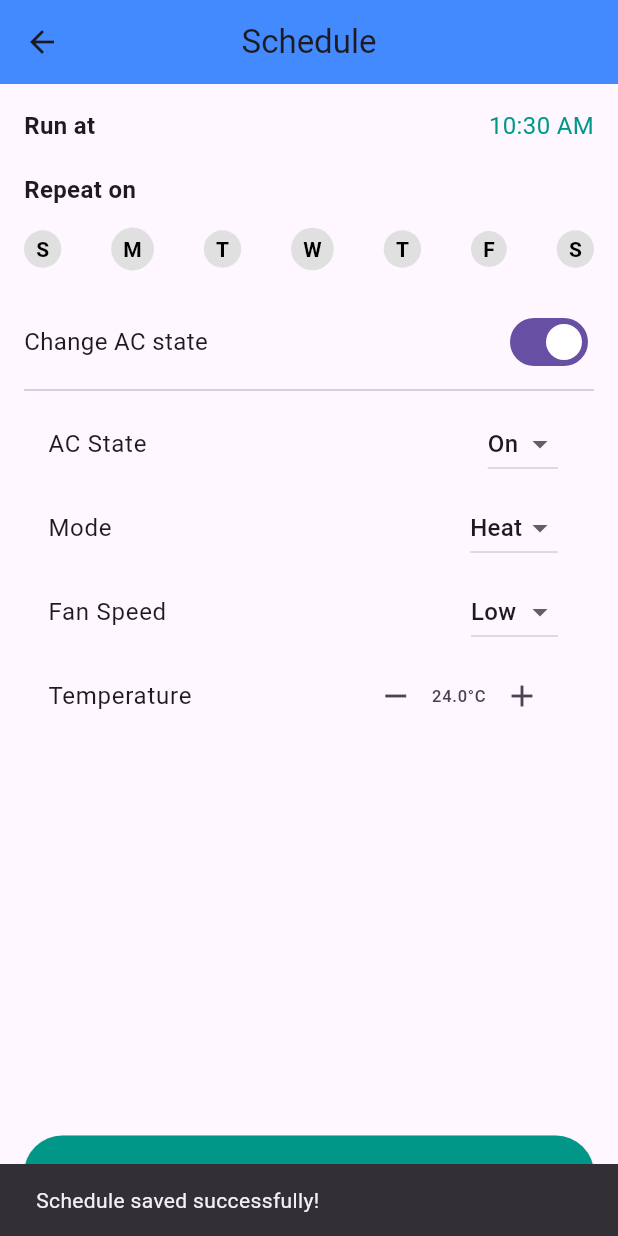
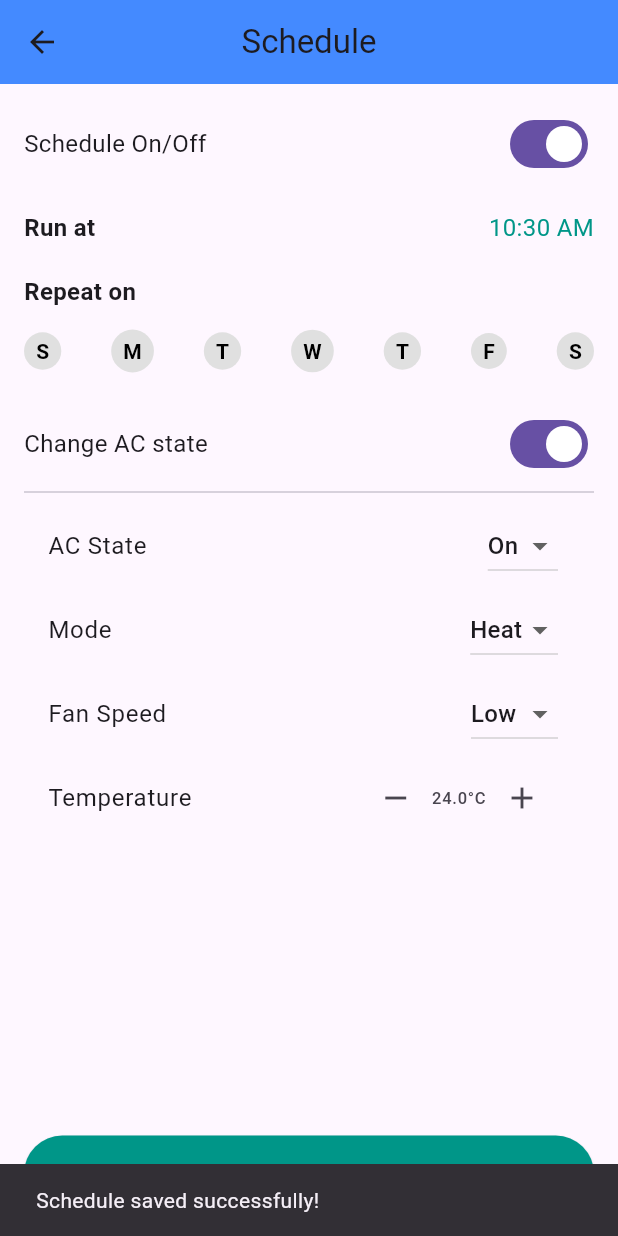
Before and after one commit to DavidNis/IOT_Project, a Flutter app: the ScheduleScreen screen opened directly, after a tap on "Save", on a phone screen of 412 x 824 dp. Run offline on Flutter 3.47's test engine with Material 3 defaults, Android fonts, the light colour scheme and no system bars; our stand-ins replace firebase_auth, firebase_core, firebase_database, fl_chart, geolocator; accounts and stored records are empty; network calls fail.

Commit message:
Update schedule_screen.dart
its working now

```diff
--- a/App/lib/Screens/schedule_screen.dart
+++ b/App/lib/Screens/schedule_screen.dart
@@ -16,6 +16,8 @@ class _ScheduleScreenState extends State<ScheduleScreen> {
   String mode = "Heat";
   double temperature = 24;
   String fanSpeed = "Low";
+  bool isScheduleOn = true;
+  bool isPowerOn = true; // Add this line
 
   final DatabaseReference scheduleRef = FirebaseDatabase.instance.ref().child('Schedule');
   StreamSubscription<DatabaseEvent>? _scheduleSubscription;
@@ -62,6 +64,8 @@ class _ScheduleScreenState extends State<ScheduleScreen> {
             mode = data["mode"] ?? mode;
             temperature = (data["temperature"] is num) ? (data["temperature"] as num).toDouble() : temperature;
             fanSpeed = data["fanSpeed"] ?? fanSpeed;
+            changeAcState = data["changeAcState"] ?? changeAcState;
+            isScheduleOn = data["isScheduleOn"] ?? isScheduleOn;
           });
         }
       });
@@ -97,6 +101,8 @@ class _ScheduleScreenState extends State<ScheduleScreen> {
         "mode": mode,
         "temperature": temperature,
         "fanSpeed": fanSpeed,
+        "changeAcState": changeAcState,
+        "isScheduleOn": isScheduleOn,
       });
 
       if (!mounted) return;
@@ -111,7 +117,10 @@ class _ScheduleScreenState extends State<ScheduleScreen> {
   // Send schedule to ESP32
   Future<void> sendScheduleToESP32() async {
     final String esp32Url = "http://192.168.1.100/set_schedule"; // Replace with ESP32 IP
+    const int maxRetries = 3;
+    int retryCount = 0;
 
+    while (retryCount < maxRetries) {
       try {
         final response = await http.post(
           Uri.parse(esp32Url),
@@ -128,14 +137,63 @@ class _ScheduleScreenState extends State<ScheduleScreen> {
         if (response.statusCode == 200) {
           if (!mounted) return;
           ScaffoldMessenger.of(context).showSnackBar(SnackBar(content: Text("Schedule sent successfully to ESP32!")));
+          return; // Exit the function if the request is successful
         } else {
           if (!mounted) return;
           ScaffoldMessenger.of(context).showSnackBar(SnackBar(content: Text("Failed to send schedule! Error: ${response.statusCode}")));
         }
       } catch (e) {
         print("Error sending schedule to ESP32: $e");
+        if (retryCount == maxRetries - 1) {
           if (!mounted) return;
-      ScaffoldMessenger.of(context).showSnackBar(SnackBar(content: Text("Failed to send schedule! Error: $e")));
+          ScaffoldMessenger.of(context).showSnackBar(SnackBar(content: Text("Failed to send schedule after $maxRetries attempts! Error: $e")));
+        }
+      }
+
+      retryCount++;
+      await Future.delayed(Duration(seconds: 2)); // Wait for 2 seconds before retrying
+    }
+  }
+
+  // Turn off AC via IR command
+  Future<void> _turnOffAC() async {
+    try {
+      await FirebaseDatabase.instance
+          .ref()
+          .child('transmitter/onOff/code')
+          .set('F740BF');
+      await FirebaseDatabase.instance
+          .ref()
+          .child('transmitter/onOff/value')
+          .set('Off');
+
+      setState(() {
+        isPowerOn = false;
+      });
+      print("AC turned off and command sent to transmitter.");
+    } catch (e) {
+      print("Failed to turn off AC: $e");
+    }
+  }
+
+  // Turn on AC via IR command
+  Future<void> _turnOnAC() async {
+    try {
+      await FirebaseDatabase.instance
+          .ref()
+          .child('transmitter/onOff/code')
+          .set('F740BF'); // Replace with the actual code to turn on the AC
+      await FirebaseDatabase.instance
+          .ref()
+          .child('transmitter/onOff/value')
+          .set('On');
+
+      setState(() {
+        isPowerOn = true;
+      });
+      print("AC turned on and command sent to transmitter.");
+    } catch (e) {
+      print("Failed to turn on AC: $e");
     }
   }
 
@@ -158,6 +216,24 @@ class _ScheduleScreenState extends State<ScheduleScreen> {
         child: Column(
           crossAxisAlignment: CrossAxisAlignment.start,
           children: [
+            // Schedule On/Off Switch
+            Row(
+              mainAxisAlignment: MainAxisAlignment.spaceBetween,
+              children: [
+                Text("Schedule On/Off", style: TextStyle(fontSize: 16)),
+                Switch(
+                  value: isScheduleOn,
+                  onChanged: (value) {
+                    setState(() {
+                      isScheduleOn = value;
+                    });
+                  },
+                ),
+              ],
+            ),
+            SizedBox(height: 20),
+
+            if (isScheduleOn) ...[
               // Time Picker
               Row(
                 mainAxisAlignment: MainAxisAlignment.spaceBetween,
@@ -272,6 +348,7 @@ class _ScheduleScreenState extends State<ScheduleScreen> {
                     ),
                   ],
                 ),
+            ],
 
             Spacer(),
 
@@ -281,7 +358,14 @@ class _ScheduleScreenState extends State<ScheduleScreen> {
               child: ElevatedButton(
                 onPressed: () async {
                   await saveScheduleToFirebase();
+                  if (isScheduleOn) {
                     await sendScheduleToESP32();
+                    if (acState == "On") {
+                      await _turnOnAC();
+                    } else {
+                      await _turnOffAC();
+                    }
+                  }
                 },
                 style: ElevatedButton.styleFrom(backgroundColor: Colors.teal, padding: EdgeInsets.symmetric(vertical: 14)),
                 child: Text("Save", style: TextStyle(fontSize: 16, color: Colors.white)),
```
Lines whose indentation alone changed are shown as unchanged.
